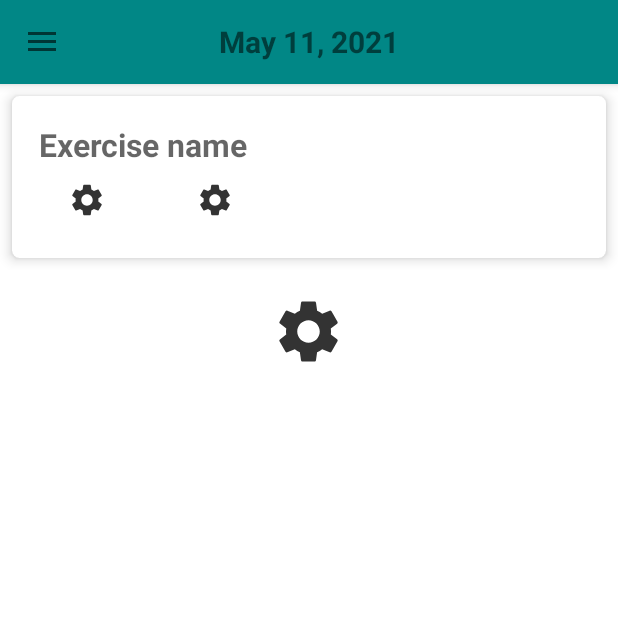
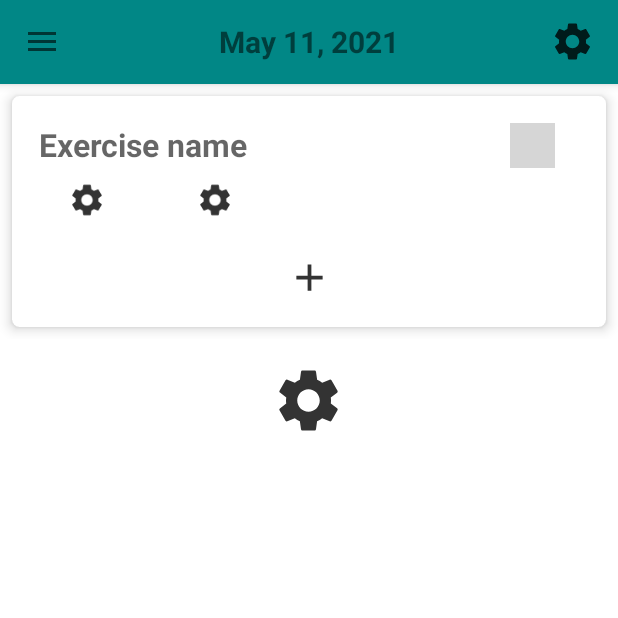
Before and after one commit to alexpergar/lifitdown, an Android app: the screen it shows after launch (MainActivity), after a tap on an icon or button, on a phone screen of 412 x 824 dp, the top half of it. Run offline under Robolectric (Android 15) with nearby library versions, the phone set to English and light mode, and no system bars; our stand-ins replace Room's generated code; grey boxes are pictures that could not be loaded.

Commit message:
change edit mode, now the whole layout enters edit mode with a button on the top menu, not individual recview items. changed data saving signal from changed text listener to focus changed listener.

```diff
--- a/app/src/main/java/com/aleperaltagar/simpleworkoutnotebook/DatabaseFiles/ExerciseDao.java
+++ b/app/src/main/java/com/aleperaltagar/simpleworkoutnotebook/DatabaseFiles/ExerciseDao.java
@@ -21,8 +21,14 @@ public interface ExerciseDao {
     @Query("SELECT * FROM exercises WHERE id=:id")
     Exercise getItemById(int id);
 
-    @Query("UPDATE exercises SET name=:name, sets=:sets WHERE id=:id")
-    void updateSets(int id, String name, String sets);
+    @Query("UPDATE exercises SET sets=:sets WHERE id=:id")
+    void updateSets(int id, String sets);
+
+    @Query("UPDATE exercises SET name=:name WHERE id=:id")
+    void updateExerciseName(int id, String name);
+
+    @Query("DELETE FROM exercises WHERE id=:id")
+    void deleteById(int id);
 
     @Query("SELECT * FROM exercises WHERE calendar=:calendarInLong")
     List<Exercise> getItemsByDate(long calendarInLong);
--- a/app/src/main/java/com/aleperaltagar/simpleworkoutnotebook/ExerciseAdapter.java
+++ b/app/src/main/java/com/aleperaltagar/simpleworkoutnotebook/ExerciseAdapter.java
@@ -1,13 +1,11 @@
 package com.aleperaltagar.simpleworkoutnotebook;
 
 import android.content.Context;
-import android.graphics.Color;
 import android.view.LayoutInflater;
 import android.view.View;
 import android.view.ViewGroup;
 import android.widget.EditText;
 import android.widget.ImageView;
-import android.widget.TextView;
 import android.widget.Toast;
 
 import androidx.annotation.NonNull;
@@ -25,6 +23,7 @@ public class ExerciseAdapter extends RecyclerView.Adapter<ExerciseAdapter.ViewHo
 
     private ArrayList<Exercise> items = new ArrayList<>();
     private Context context;
+    private boolean editable;
 
     public ExerciseAdapter(Context context) {
         this.context = context;
@@ -58,43 +57,48 @@ public class ExerciseAdapter extends RecyclerView.Adapter<ExerciseAdapter.ViewHo
         holder.setsRecView.setAdapter(setsAdapter);
         holder.setsRecView.setLayoutManager((new LinearLayoutManager(context, RecyclerView.VERTICAL, false)));
 
-        // Enter edit mode
-        holder.parent.setOnLongClickListener(new View.OnLongClickListener() {
+        // Button to add a new set
+        holder.btnAddSet.setOnClickListener(new View.OnClickListener() {
             @Override
-            public boolean onLongClick(View v) {
-                holder.parent.setCardBackgroundColor(Color.parseColor("#f2e8da"));
-                holder.btnConfirmEdit.setVisibility(View.VISIBLE);
-                holder.btnAddSet.setVisibility(View.VISIBLE);
-                holder.btnAddSet.setOnClickListener(new View.OnClickListener() {
-                    @Override
-                    public void onClick(View v) {
-                        setsAdapter.addEmptySet();
-                    }
-                });
-                holder.exerciseName.setFocusableInTouchMode(true);
-                holder.exerciseName.setClickable(true);
-                setsAdapter.enableEdition(true);
-                return true;
+            public void onClick(View v) {
+                setsAdapter.addEmptySet();
             }
         });
 
-        // Exit edit mode
-        holder.btnConfirmEdit.setOnClickListener(new View.OnClickListener() {
+        // Update exercise name when focus lost
+        holder.exerciseName.setOnFocusChangeListener(new View.OnFocusChangeListener() {
+            @Override
+            public void onFocusChange(View v, boolean hasFocus) {
+                if(!hasFocus) {
+                    Utils.updateExerciseName(context, items.get(position).getId(), holder.exerciseName.getText().toString());
+                    items.get(position).setName(holder.exerciseName.getText().toString());
+                }
+            }
+        });
+
+        holder.btnDeleteExercise.setOnClickListener(new View.OnClickListener() {
             @Override
             public void onClick(View v) {
-                holder.parent.setCardBackgroundColor(Color.WHITE);
-                holder.btnConfirmEdit.setVisibility(View.GONE);
-                holder.btnAddSet.setVisibility(View.GONE);
-                items.get(position).setName(holder.exerciseName.getText().toString());
-                holder.exerciseName.setFocusable(false);
-                holder.exerciseName.setClickable(false);
-                setsAdapter.enableEdition(false);
-                Utils.updateDatabase(context, items.get(position).getId(), holder.exerciseName.getText().toString(), items.get(position).getSets());
-                notifyDataSetChanged(); // is this necessary?
+                Utils.deleteExercise(context, items.get(position).getId());
+                items.remove(position);
+                notifyItemRemoved(position);
+                notifyItemRangeChanged(position, getItemCount());
             }
         });
+
+        // If edit mode is enabled (through button click on menu) show the button and inform the sets adapter
+        if (editable) {
+            holder.btnDeleteExercise.setVisibility(View.VISIBLE);
+        } else {
+            holder.btnDeleteExercise.setVisibility(View.GONE);
+        }
+        setsAdapter.switchEditMode(editable);
     }
 
+    public void switchEditMode(boolean editMode) {
+        editable = editMode;
+        notifyDataSetChanged();
+    }
 
     @Override
     public int getItemCount() {
@@ -120,7 +124,7 @@ public class ExerciseAdapter extends RecyclerView.Adapter<ExerciseAdapter.ViewHo
         private EditText exerciseName;
         private MaterialCardView parent;
         private RecyclerView setsRecView;
-        private ImageView btnConfirmEdit;
+        private ImageView btnDeleteExercise;
         private ImageView btnAddSet;
 
         public ViewHolder(@NonNull View itemView) {
@@ -128,7 +132,7 @@ public class ExerciseAdapter extends RecyclerView.Adapter<ExerciseAdapter.ViewHo
             exerciseName = itemView.findViewById(R.id.exerciseName);
             parent = itemView.findViewById(R.id.parent);
             setsRecView = itemView.findViewById(R.id.setsRecView);
-            btnConfirmEdit = itemView.findViewById(R.id.btnConfirmEdit);
+            btnDeleteExercise = itemView.findViewById(R.id.btnDeleteExercise);
             btnAddSet = itemView.findViewById(R.id.btnAddSet);
 
         }
--- a/app/src/main/java/com/aleperaltagar/simpleworkoutnotebook/MainActivity.java
+++ b/app/src/main/java/com/aleperaltagar/simpleworkoutnotebook/MainActivity.java
@@ -33,7 +33,6 @@ public class MainActivity extends AppCompatActivity {
         if (null != getSupportActionBar()) {
             getSupportActionBar().setDisplayShowTitleEnabled(false); // disable default bar title
         }
-
         ActionBarDrawerToggle toggle = new ActionBarDrawerToggle(this, drawer, toolbar, R.string.drawer_open, R.string.drawer_close);
         drawer.addDrawerListener(toggle);
         toggle.syncState();
--- a/app/src/main/java/com/aleperaltagar/simpleworkoutnotebook/MainFragment.java
+++ b/app/src/main/java/com/aleperaltagar/simpleworkoutnotebook/MainFragment.java
@@ -33,8 +33,10 @@ public class MainFragment extends Fragment implements DatePickerDialog.OnDateSet
     private ExerciseAdapter exercisesAdapter;
     private ImageView btnAddExercise;
     private TextView textToolbar;
-    private Fragment context;
+    private ImageView editButtonToolbar;
+    private Fragment context = this;
     private Calendar currentDay;
+    private boolean editMode = false;
 
     @Nullable
     @Override
@@ -52,12 +54,22 @@ public class MainFragment extends Fragment implements DatePickerDialog.OnDateSet
         // Initialize views for today
         initViews(view);
 
+        // Toolbar date picker on date click
         textToolbar.setOnClickListener(new View.OnClickListener() {
             @Override
             public void onClick(View v) {
                 DialogFragment datePicker = new DatePickerFragment(currentDay);
                 datePicker.setTargetFragment(context, 1);
                 datePicker.show(getFragmentManager(), "date picker");
+            }
+        });
+
+        // Toolbar button to edit mode
+        editButtonToolbar.setOnClickListener(new View.OnClickListener() {
+            @Override
+            public void onClick(View v) {
+                editMode = !editMode;
+                exercisesAdapter.switchEditMode(editMode);
             }
         });
 
@@ -70,6 +82,7 @@ public class MainFragment extends Fragment implements DatePickerDialog.OnDateSet
             }
         });
 
+        // Set everything for the current date
         setWorkoutDay(currentDay);
 
         return view;
@@ -90,6 +103,7 @@ public class MainFragment extends Fragment implements DatePickerDialog.OnDateSet
         exercisesRecView = view.findViewById(R.id.exercisesRecView);
         btnAddExercise = view.findViewById(R.id.btnAddExercise);
         textToolbar = getActivity().findViewById(R.id.textToolbar);
+        editButtonToolbar = getActivity().findViewById(R.id.editButtonToolbar);
         context = this;
     }
 
--- a/app/src/main/res/layout/activity_main.xml
+++ b/app/src/main/res/layout/activity_main.xml
@@ -29,6 +29,14 @@
                 android:textStyle="bold"
                 android:layout_gravity="center"/>
 
+            <ImageView
+                android:id="@+id/editButtonToolbar"
+                android:layout_width="30dp"
+                android:layout_height="30dp"
+                android:src="@drawable/ic_settings"
+                android:layout_marginEnd="15dp"
+                android:layout_gravity="end"/>
+
 
         </com.google.android.material.appbar.MaterialToolbar>
 
--- a/app/src/main/res/layout/exercise_item.xml
+++ b/app/src/main/res/layout/exercise_item.xml
@@ -23,8 +23,6 @@
             android:textSize="21sp"
             android:textStyle="bold"
             android:hint="Exercise name"
-            android:focusable="false"
-            android:clickable="false"
             android:background="@null"
             app:layout_constraintStart_toStartOf="parent"
             app:layout_constraintTop_toTopOf="parent" />
@@ -50,11 +48,11 @@
             app:layout_constraintTop_toBottomOf="@+id/exerciseName" />
 
         <ImageView
-            android:id="@+id/btnConfirmEdit"
+            android:id="@+id/btnDeleteExercise"
             android:layout_width="30dp"
             android:layout_height="30dp"
             android:layout_marginEnd="16dp"
-            android:src="@drawable/ic_check"
+            android:src="@drawable/ic_delete"
             android:visibility="gone"
             app:layout_constraintBottom_toBottomOf="@+id/exerciseName"
             app:layout_constraintEnd_toEndOf="parent"
@@ -75,7 +73,6 @@
             android:layout_height="30dp"
             android:layout_marginTop="16dp"
             android:src="@drawable/ic_add"
-            android:visibility="gone"
             app:layout_constraintEnd_toEndOf="@id/setsRecView"
             app:layout_constraintStart_toStartOf="@id/setsRecView"
             app:layout_constraintTop_toBottomOf="@id/setsRecView" />
```
Also changed, not shown: app/src/main/java/com/aleperaltagar/simpleworkoutnotebook/SetAdapter.java (+24 -38 lines), app/src/main/java/com/aleperaltagar/simpleworkoutnotebook/Utils.java (+10 -3 lines), app/src/main/res/layout/set_item.xml (+2 -6 lines).
